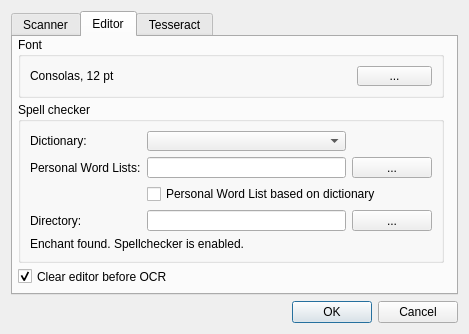
Qt form ui/ui_settings.ui (zdenop/lector) before a commit.
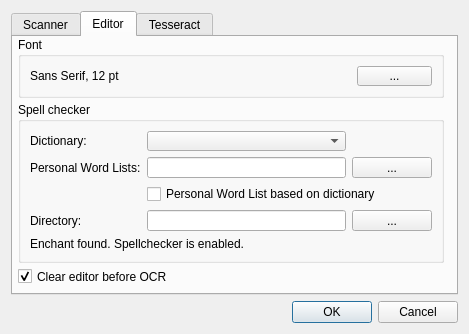
The same form after that commit. The open tabs and pages were chosen to show the change.

Diff of the .ui file:
```diff
--- a/ui/ui_settings.ui
+++ b/ui/ui_settings.ui
@@ -159,7 +159,7 @@
              <string>Name of used font for document editor</string>
             </property>
             <property name="text">
-             <string notr="true">Consolas, 12 pt</string>
+             <string notr="true">Sans Serif, 12 pt</string>
             </property>
            </widget>
           </item>
```
